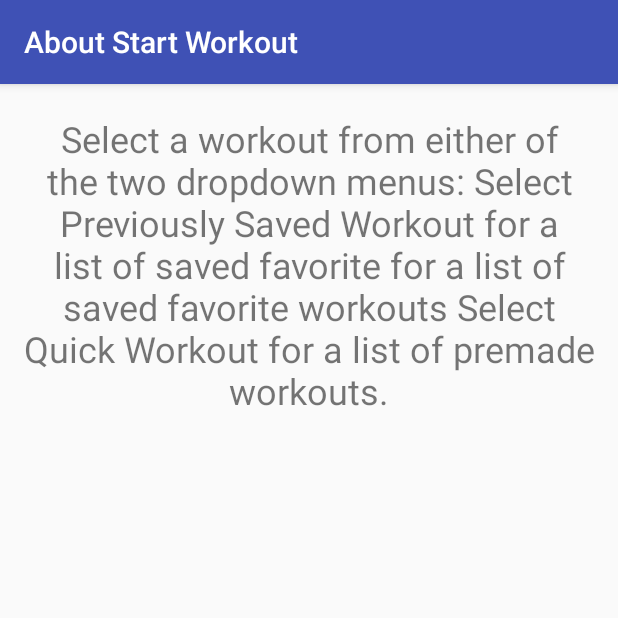
After one commit to CS262aCalvinFitness/client, an Android app: the StartWorkoutAboutActivity screen opened directly, with no data from a screen before it, on a phone screen of 412 x 824 dp, the top half of it. The commit adds this screen. Run offline under Robolectric (Android 15) with nearby library versions, the phone set to English and light mode, and no system bars.

Commit message:
Adding About Menus

```diff
--- a/app/src/main/AndroidManifest.xml
+++ b/app/src/main/AndroidManifest.xml
@@ -18,6 +18,9 @@
         <activity android:name=".Create_New_Workout_Activity" />
         <activity android:name=".See_Previous_Workouts_Activity" />
         <activity android:name=".Start_Workout_Activity"></activity>
+        <activity android:name=".HomePageAboutActivity"></activity>
+        <activity android:name=".StartWorkoutAboutActivity"></activity>
+        <activity android:name=".ViewPastWorkoutAboutActivity"></activity>
     </application>
 
 </manifest>
--- /dev/null
+++ b/app/src/main/java/edu/calvin/calvinfitness/StartWorkoutAboutActivity.java
@@ -0,0 +1,31 @@
+package edu.calvin.calvinfitness;
+
+import android.os.Bundle;
+import android.view.Menu;
+
+/*
+ * Activity that displays the About Start Workout information to the user
+ * @date: 10/10/2016
+ */
+
+public class StartWorkoutAboutActivity extends MainActivity {
+
+    /*
+     * Called when this activity is called
+     *
+     * Overrides the default onCreate method to set the activity layout
+     *
+     * @param: savedInstanceState
+     * @return: void
+     */
+    @Override
+    protected void onCreate(Bundle savedInstanceState) {
+        super.onCreate(savedInstanceState);
+        setContentView(R.layout.activity_about_start_workout);
+        setTitle("About Start Workout");
+    }
+
+    /* Remove the triple-dot icon from the top of the application */
+    @Override
+    public boolean onCreateOptionsMenu(Menu menu) {return false; }
+}
--- /dev/null
+++ b/app/src/main/res/layout/activity_about_start_workout.xml
@@ -0,0 +1,14 @@
+<?xml version="1.0" encoding="utf-8"?>
+<LinearLayout xmlns:android="http://schemas.android.com/apk/res/android"
+    android:orientation="vertical" android:layout_width="match_parent"
+    android:layout_height="match_parent">
+
+    <TextView
+        android:text="@string/select_workout_text"
+        android:layout_width="match_parent"
+        android:layout_height="wrap_content"
+        android:id="@+id/textView2"
+        android:textSize="24sp"
+        android:textAlignment="center"
+        android:paddingTop="20dp" />
+</LinearLayout>
--- /dev/null
+++ b/app/src/main/res/menu/home_page_about.xml
@@ -0,0 +1,5 @@
+<?xml version="1.0" encoding="utf-8"?>
+<menu xmlns:android="http://schemas.android.com/apk/res/android">
+    <item android:id="@+id/home_page_about"
+        android:title="@string/home_page_about_title" />
+</menu>
--- a/app/src/main/res/values/strings.xml
+++ b/app/src/main/res/values/strings.xml
@@ -1,8 +1,11 @@
 <resources>
     <string name="app_name">Calvin Fitness</string>
-    <string name="select_workout_text">Select a workout from either of the two dropdown menus below:
+    <string name="select_workout_text">Select a workout from either of the two dropdown menus:
     Select Previously Saved Workout for a list of saved favorite for a list of saved favorite workouts
-    Select Quick Workout for a list of premade workouts</string>
+    Select Quick Workout for a list of premade workouts.</string>
     <string name="previous_workout_text">Select a previously completed workout from the dropdown
-        menu below to view the results.</string>
+        menu to view the results.</string>
+    <string name="Calvin_Fitness_About">Welcome to Calvin Fitness, an application which makes tracking
+        workouts an ease! Select one of three buttons on the home page to get started!</string>
+    <string name="home_page_about_title">About</string>
 </resources>
```
Also changed, not shown: app/src/main/java/edu/calvin/calvinfitness/HomePageAboutActivity.java (added, +30 -0 lines), app/src/main/java/edu/calvin/calvinfitness/MainActivity.java (+38 -3 lines), app/src/main/java/edu/calvin/calvinfitness/See_Previous_Workouts_Activity.java (+31 -0 lines), app/src/main/java/edu/calvin/calvinfitness/Start_Workout_Activity.java (+31 -0 lines), app/src/main/java/edu/calvin/calvinfitness/ViewPastWorkoutAboutActivity.java (added, +31 -0 lines), app/src/main/res/layout/activity_about_home_page.xml (added, +14 -0 lines), app/src/main/res/layout/activity_about_view_past_workout.xml (added, +14 -0 lines), app/src/main/res/layout/activity_main.xml (+0 -11 lines), app/src/main/res/layout/activity_see__previous__workouts_.xml (+0 -10 lines), app/src/main/res/layout/activity_start__workout_.xml (+0 -7 lines).
